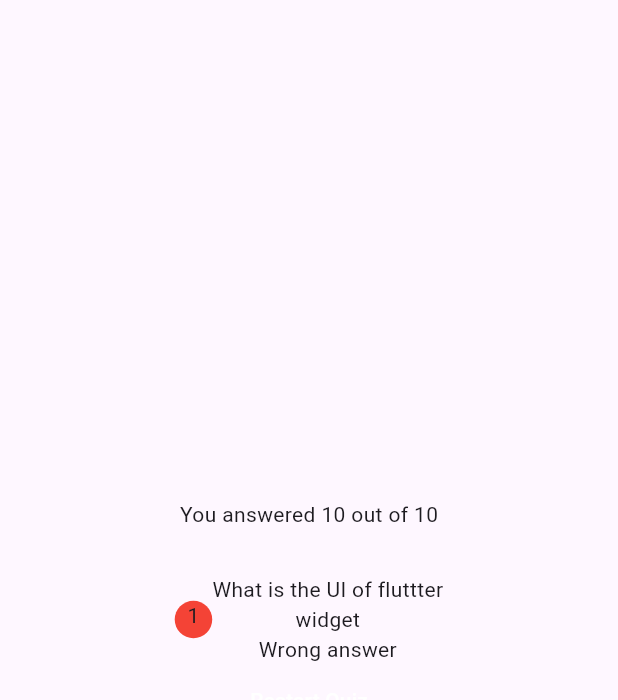
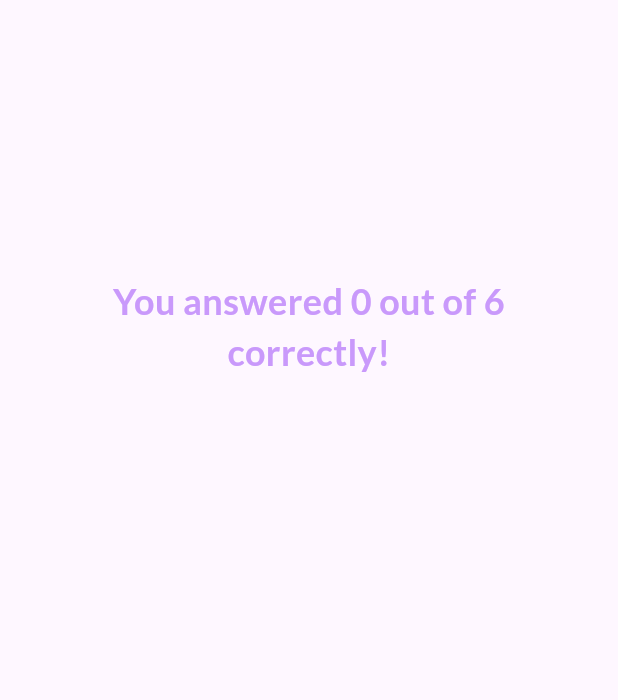
Before and after one commit to vaishakh-pk/quizzie, a Flutter app: the resultsScreen screen opened directly with empty values, on a phone screen of 412 x 824 dp. Shown: the top 700 px of the screen. Run offline on Flutter 3.47's test engine with Material 3 defaults, Android fonts, the phone set to English and light mode, and no system bars; our stand-ins replace google_fonts.

Commit message:
results view

```diff
--- a/lib/results.dart
+++ b/lib/results.dart
@@ -1,14 +1,38 @@
+import 'package:flutter/foundation.dart';
 import 'package:flutter/material.dart';
+import 'package:google_fonts/google_fonts.dart';
+import 'package:quizzie/data/questions.dart';
+import 'package:quizzie/questions_summary.dart';
 
 class resultsScreen extends StatelessWidget {
-  const resultsScreen(this.switchScreen,this.chooseAnswers,{super.key});
+  const resultsScreen(this.switchScreen, this.choosenAnswers, {super.key});
 
   final void Function() switchScreen;
-  final List<String> chooseAnswers;
+  final List<String> choosenAnswers;
 
+  List<Map<String, Object>> getSummaryData() {
+    final List<Map<String, Object>> summary = [];
+
+    for (var i = 0; i < choosenAnswers.length; i++) {
+      summary.add({
+        'question_index': i,
+        'question': questions[i].text,
+        'correct_answer': questions[i].answers[0],
+        'user_answer': choosenAnswers[i]
+      });
+    }
+
+    return summary;
+  }
 
   @override
   Widget build(BuildContext context) {
+    var summaryData = getSummaryData();
+    final numTotalQuestions = questions.length;
+    final numCorrectQuestions = summaryData.where((data) {
+      return data['user_answer'] == data['correct_answer'];
+    }).length;
+
     return SafeArea(
         child: Scaffold(
             body: SizedBox(
@@ -18,31 +42,28 @@ class resultsScreen extends StatelessWidget {
         child: Column(
           mainAxisAlignment: MainAxisAlignment.center,
           children: [
-            const Text('You answered 10 out of 10'),
-            const SizedBox(height: 30,),
-            Row(
-              mainAxisAlignment: MainAxisAlignment.center,
-              children: [
-                Container(
-                    child: const Text(
-                      '1',
-                      textAlign: TextAlign.center,
-                    ),
-                    height: 25,
-                    width: 25,
-                    decoration: BoxDecoration(
-                        borderRadius: BorderRadius.circular(100),
-                        color: Colors.red)),
-                const Column(
-                  children: [
-                    Text('What is the UI of fluttter'),
-                    Text('widget'),
-                    Text('Wrong answer'),
-                  ],
-                )
-              ],
+            Text(
+              'You answered $numCorrectQuestions out of $numTotalQuestions correctly!',
+              style: GoogleFonts.lato(
+                  color: const Color.fromARGB(255, 201, 153, 251),
+                  fontSize: 24,
+                  fontWeight: FontWeight.bold),
+              textAlign: TextAlign.center,
             ),
-            TextButton(onPressed: switchScreen, child: const Text('Restart Quiz',style: TextStyle(color: Colors.white),))
+            const SizedBox(
+              height: 30,
+            ),
+            QuestionsSummary(summaryData),
+            const SizedBox(
+              height: 10,
+            ),
+            TextButton.icon(
+                icon: const Icon(Icons.restart_alt, color: Colors.white,),
+                onPressed: switchScreen,
+                label: const Text(
+                  'Restart Quiz',
+                  style: TextStyle(color: Colors.white),
+                ))
           ],
         ),
       ),
```
Also changed, not shown: lib/questions_summary.dart (added, +64 -0 lines).
